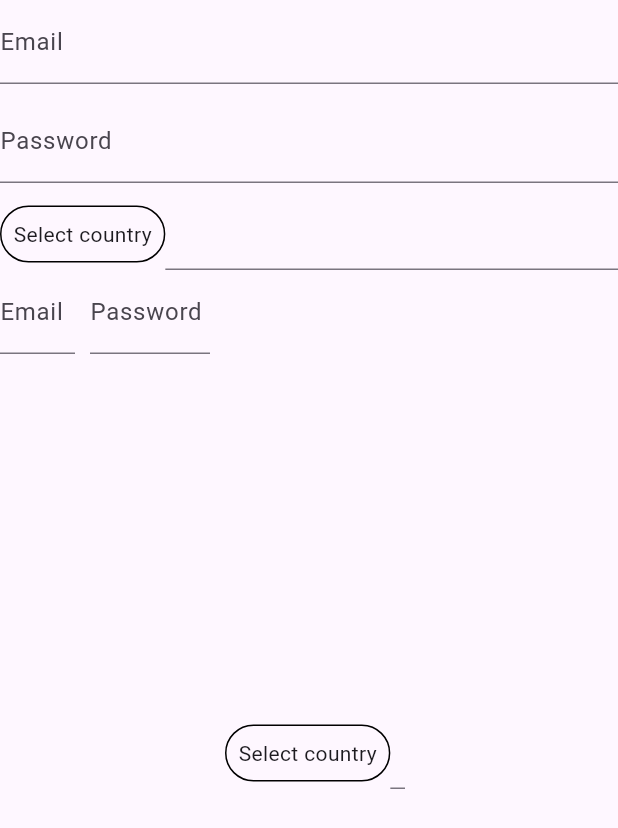
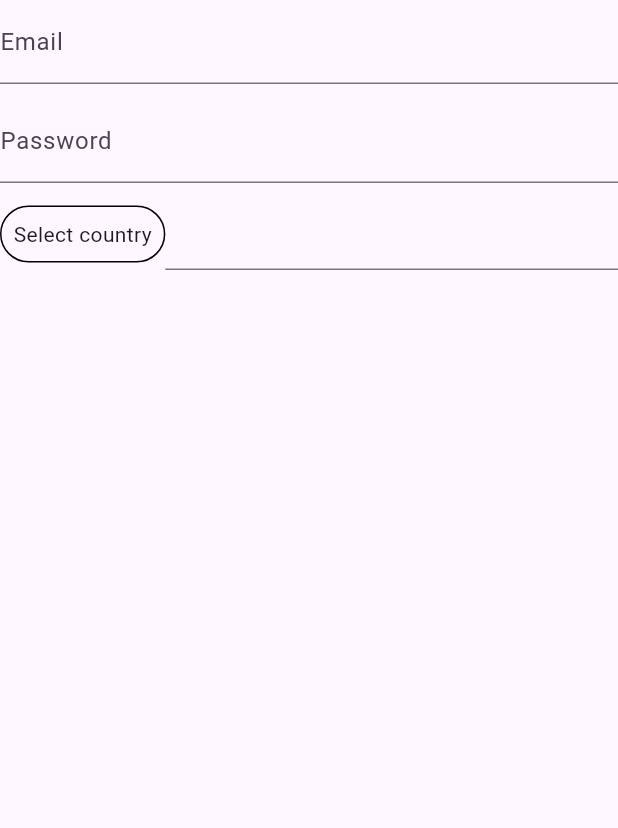
Before and after one commit to valeriiaradzivilo/flutter_great_form_pk, a Flutter app: the screen it shows after launch, on a phone screen of 412 x 824 dp. Shown: the top 828 px of the screen. Run offline on Flutter 3.47's test engine with Material 3 defaults, Android fonts, the phone set to English and light mode, and no system bars; network calls fail.

Commit message:
- Fix Flexible bug

```diff
--- a/example/lib/main.dart
+++ b/example/lib/main.dart
@@ -1,5 +1,4 @@
 import 'package:flutter/material.dart';
-import 'package:great_form/additional_forms/scrollable_form.dart';
 import 'package:great_form/form_field/great_form_field.dart';
 import 'package:great_form/great_form.dart';
 import 'package:great_form/helpers/validator.dart';
@@ -51,9 +50,9 @@ class MyHomePage extends StatelessWidget {
         child: Column(
           children: [
             GreatForm(fields: _fields),
-            Expanded(
-                child:
-                    ScrollableForm.horizontal(builder: (context, index) => _fields[index], childCount: _fields.length)),
+            // Expanded(
+            //     child:
+            //         ScrollableForm.horizontal(builder: (context, index) => _fields[index], childCount: _fields.length)),
           ],
         ),
       ),
--- a/lib/form_field/phone/great_phone_form_field.dart
+++ b/lib/form_field/phone/great_phone_form_field.dart
@@ -113,11 +113,10 @@ class _CountryCodeWidget extends StatelessWidget {
             )
           : null,
       title: Text(phoneCode),
-      subtitle: Flexible(
-          child: Text(
+      subtitle: Text(
         countryCode.name.common,
         overflow: TextOverflow.ellipsis,
-      )),
+      ),
     );
   }
 }
```
Also changed, not shown: example/pubspec.lock.
